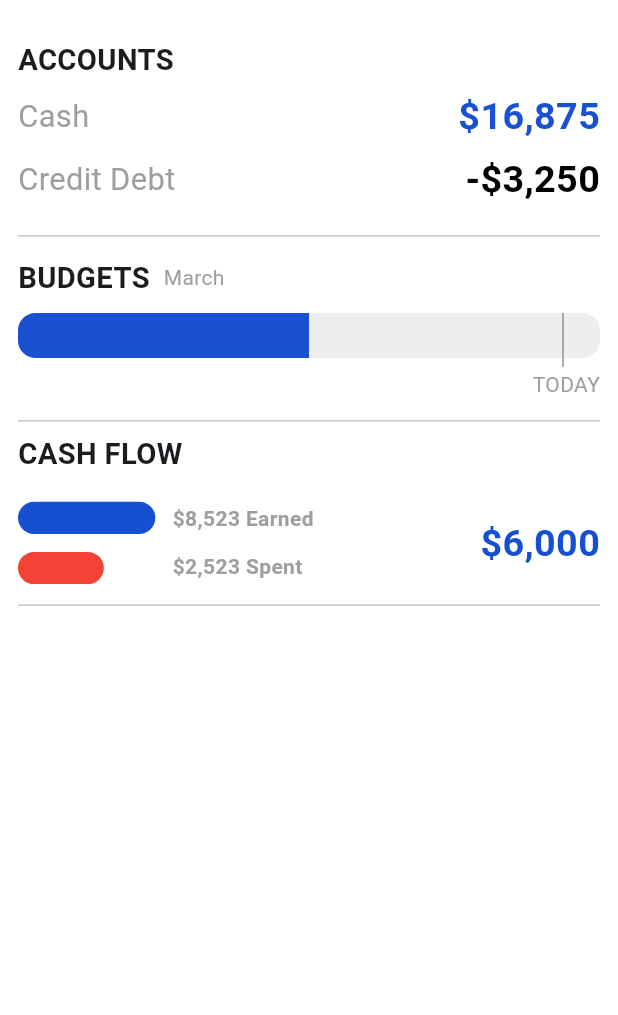
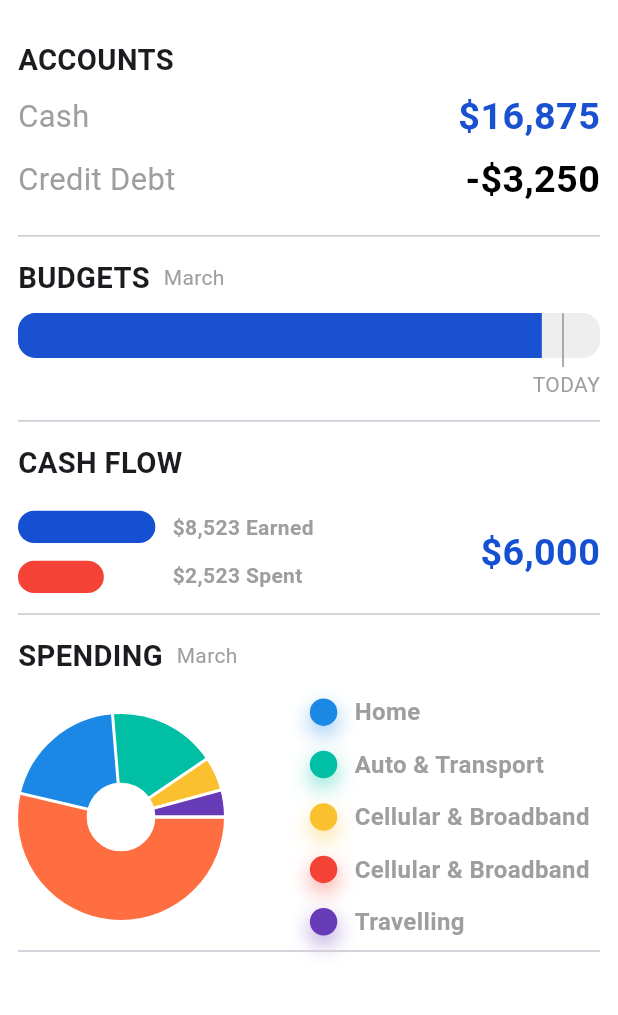
Before and after one commit to omarKenawi/tracker, a Flutter app: the DetailsScreen screen opened directly, on a phone screen of 412 x 824 dp, the part 64-1079 px from its top. Run offline on Flutter 3.47's test engine with Material 3 defaults, Android fonts, the phone set to English and light mode, and no system bars; drawn by our look-alikes of fl_chart; our stand-ins replace card_swiper, firebase_auth, firebase_core, flutter_screenutil; accounts and stored records are empty.

Commit message:
add pie chart in details screen

```diff
--- a/lib/features/home/screens/details_screen.dart
+++ b/lib/features/home/screens/details_screen.dart
@@ -4,6 +4,7 @@ import '../widgets/budget_progress.dart';
 import '../widgets/cash_flow_widget.dart';
 import '../widgets/custom_drawer.dart';
 import '../widgets/financial_row.dart';
+import '../widgets/pie_chart_widget.dart';
 
 class DetailsScreen extends StatelessWidget {
   const DetailsScreen({super.key});
@@ -36,7 +37,10 @@ class DetailsScreen extends StatelessWidget {
           ),
         ),
       ),
-      body: Column(
+      body: SingleChildScrollView(
+        child: Column(
+          crossAxisAlignment: CrossAxisAlignment.start,
+
           children: [
             Padding(
               padding: const EdgeInsets.all(12.0),
@@ -91,13 +95,16 @@ class DetailsScreen extends StatelessWidget {
                     height: 5.h,
                   ),
                   const BudgetProgress(
-                  percentage: .5,
+                    percentage: .9,
                     month: 'March',
                   ),
                   SizedBox(
                     height: 5.h,
                   ),
                   const Divider(),
+                  SizedBox(
+                    height: 5.h,
+                  ),
                   CashFlowWidget(
                     earnedAmount: 8523,
                     spentAmount: 2523,
@@ -109,11 +116,22 @@ class DetailsScreen extends StatelessWidget {
                     height: 5.h,
                   ),
                   const Divider(),
+                  SizedBox(
+                    height: 5.h,
+                  ),
+                  PieChartWidget(
+                    month: 'March',
+                  ),
+                  const Divider(),
+                  SizedBox(
+                    height: 5.h,
+                  ),
                 ],
               ),
             )
           ],
         ),
+      ),
     );
   }
 }
--- /dev/null
+++ b/lib/features/home/widgets/pie_chart_info_widget.dart
@@ -0,0 +1,44 @@
+import 'package:flutter/material.dart';
+import 'package:flutter_screenutil/flutter_screenutil.dart';
+
+class PieChartInfoWidget extends StatelessWidget {
+  final Color color;
+  final String text;
+
+  const PieChartInfoWidget({
+    super.key,
+    required this.color,
+    required this.text,
+  });
+
+  @override
+  Widget build(BuildContext context) {
+    return Row(
+      children: [
+        Container(
+          decoration: BoxDecoration(
+            color: color,
+            shape: BoxShape.circle,
+            boxShadow: [
+              BoxShadow(
+                color: color.withOpacity(0.5),
+                blurRadius: 10.r,
+                offset: Offset(0, 5.h),
+              ),
+            ],
+          ),
+          padding: EdgeInsets.all(8.r),
+        ),
+        SizedBox(width: 10.w),
+        Text(
+          text,
+          style: TextStyle(
+            fontSize: 14.sp,
+            color: Colors.grey,
+            fontWeight: FontWeight.bold
+          ),
+        ),
+      ],
+    );
+  }
+}
--- /dev/null
+++ b/lib/features/home/widgets/pie_chart_widget.dart
@@ -0,0 +1,116 @@
+import 'package:fl_chart/fl_chart.dart';
+import 'package:flutter/material.dart';
+import 'package:flutter_screenutil/flutter_screenutil.dart';
+import 'package:tracker/features/home/widgets/pie_chart_info_widget.dart';
+
+class PieChartWidget extends StatelessWidget {
+  const PieChartWidget({super.key, required this.month});
+
+  final String month;
+
+  @override
+  Widget build(BuildContext context) {
+    return Column(
+      mainAxisAlignment: MainAxisAlignment.start,
+      children: [
+        Row(
+          children: [
+            Text(
+              'SPENDING',
+              style: TextStyle(
+                fontWeight: FontWeight.bold,
+                fontSize: 17.sp,
+              ),
+            ),
+            SizedBox(width: 8.w),
+            Text(
+              month,
+              style: const TextStyle(
+                color: Colors.grey,
+              ),
+            ),
+          ],
+        ),
+        SizedBox(
+          height: 10.h,
+        ),
+        Row(
+          children: [
+            SizedBox(
+              height: 120.h,
+              width: 120.w,
+              child: PieChart(
+                PieChartData(
+                  sections: getSections(),
+                ),
+              ),
+            ),
+            SizedBox(
+              width: 50.w,
+            ),
+            Column(
+              crossAxisAlignment: CrossAxisAlignment.start,
+              children: [
+                const PieChartInfoWidget(
+                  color:Color(0xff1c88e5) ,
+                  text: 'Home',
+                ),
+                SizedBox(height: 10.h,),
+                const PieChartInfoWidget(
+                  color:Color(0xff00bfa5) ,
+                  text: 'Auto & Transport',
+                ),
+                SizedBox(height: 10.h,),
+                const PieChartInfoWidget(
+                  color:Color(0xfffbc02e) ,
+                  text: 'Cellular & Broadband',
+                ),
+                SizedBox(height: 10.h,),
+                //Colors.red.withOpacity(0.5)
+                const PieChartInfoWidget(
+                  color:Colors.red,
+                  text: 'Cellular & Broadband',
+                ),
+                SizedBox(height: 10.h,),
+                const PieChartInfoWidget(
+                  color:Color(0xff673ab7),
+                  text: 'Travelling',
+                ),
+              ],
+            ),
+          ],
+        ),
+      ],
+    );
+  }
+}
+
+List<PieChartSectionData> getSections() => PieData.data
+    .asMap()
+    .map<int, PieChartSectionData>((index, data) {
+  final value = PieChartSectionData(
+    color: data.color,
+    value: data.percent,
+    showTitle: false,
+    radius: 40.r,
+  );
+  return MapEntry(index, value);
+}).values.toList();
+
+class PieData {
+  static List<Data> data = [
+    Data(name: 'Rent', percent: 51, color: const Color(0xffff6e40)),
+    Data(name: 'Utilities', percent: 19, color: const Color(0xff1c88e5)),
+    Data(name: 'Clothing', percent: 16, color: const Color(0xff00bfa5)),
+    Data(name: 'Car', percent: 5, color: const Color(0xfffbc02e)),
+    Data(name: 'Eating out', percent: 4, color: const Color(0xff673ab7)),
+  ];
+}
+
+class Data {
+  final String name;
+  final double percent;
+  final Color color;
+
+  Data({required this.name, required this.percent, required this.color});
+}
--- a/pubspec.yaml
+++ b/pubspec.yaml
@@ -40,6 +40,7 @@ dependencies:
   flutter_screenutil: ^5.9.3
   card_swiper: ^3.0.1
   intl: ^0.19.0
+  fl_chart: ^0.68.0
 
 dev_dependencies:
   flutter_test:
```
Also changed, not shown: pubspec.lock. Lines whose indentation alone changed are shown as unchanged.
